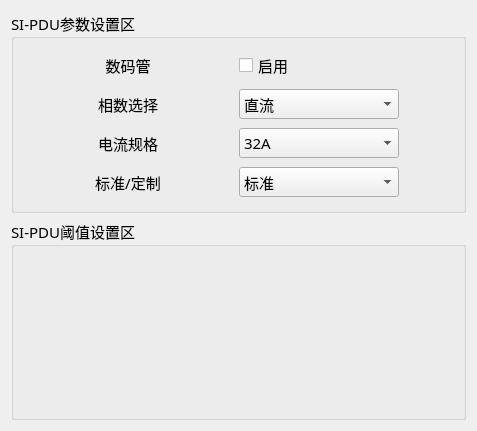
ChinaClever/PDU-MonitorDebug, file PDU-MonitorDebug/setting/set_siwid.ui: the form before one commit.
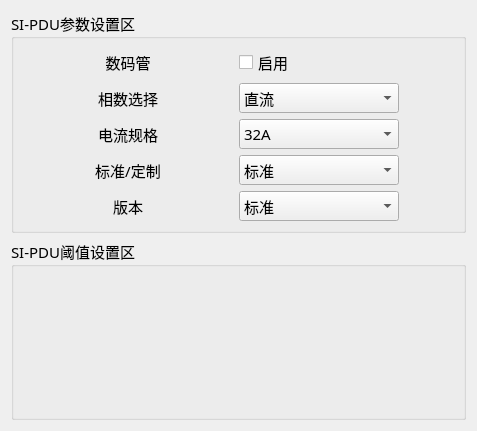
The form after the commit.

Commit message: 添加SI V3.1版本切换

```diff
--- a/PDU-MonitorDebug/setting/set_siwid.ui
+++ b/PDU-MonitorDebug/setting/set_siwid.ui
@@ -185,6 +185,63 @@
         </item>
        </widget>
       </item>
+      <item row="4" column="0">
+       <widget class="QLabel" name="label_11">
+        <property name="maximumSize">
+         <size>
+          <width>100</width>
+          <height>16777215</height>
+         </size>
+        </property>
+        <property name="text">
+         <string>版本</string>
+        </property>
+        <property name="alignment">
+         <set>Qt::AlignCenter</set>
+        </property>
+       </widget>
+      </item>
+      <item row="4" column="1">
+       <widget class="QComboBox" name="sVer">
+        <property name="minimumSize">
+         <size>
+          <width>120</width>
+          <height>30</height>
+         </size>
+        </property>
+        <property name="maximumSize">
+         <size>
+          <width>160</width>
+          <height>16777215</height>
+         </size>
+        </property>
+        <item>
+         <property name="text">
+          <string>标准</string>
+         </property>
+        </item>
+        <item>
+         <property name="text">
+          <string>定制（腾讯）</string>
+         </property>
+        </item>
+        <item>
+         <property name="text">
+          <string>液晶科华黑底白字</string>
+         </property>
+        </item>
+        <item>
+         <property name="text">
+          <string>液晶集团两路定制</string>
+         </property>
+        </item>
+        <item>
+         <property name="text">
+          <string/>
+         </property>
+        </item>
+       </widget>
+      </item>
      </layout>
     </widget>
    </item>
```
The commit also changes 4 other files.
